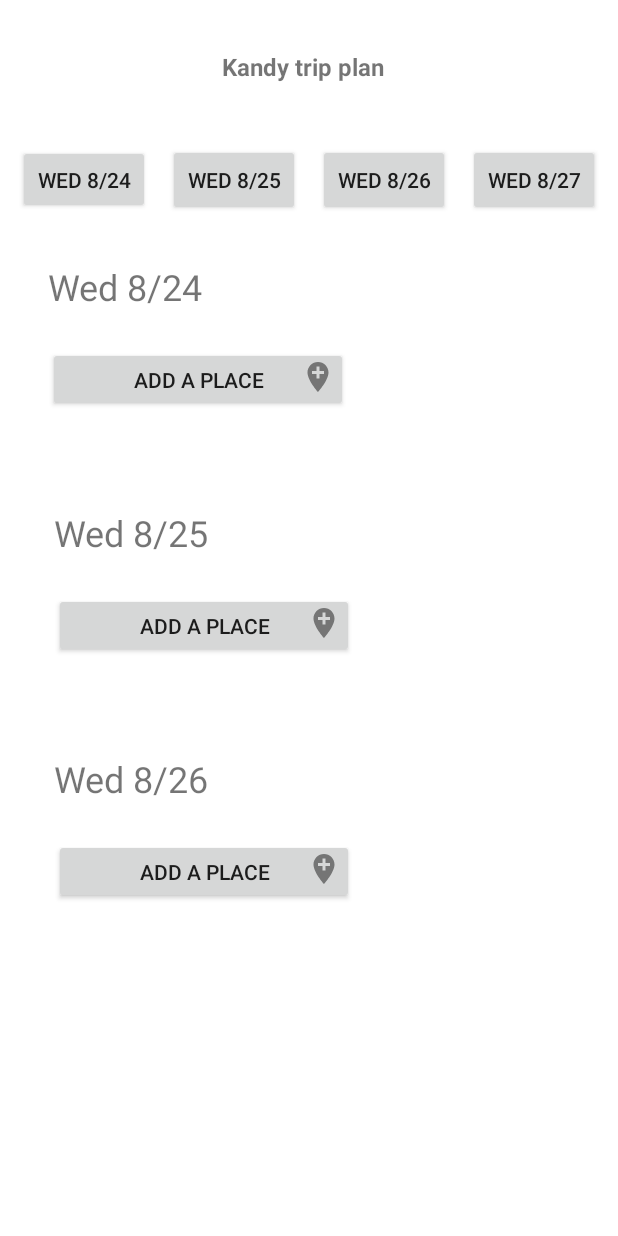
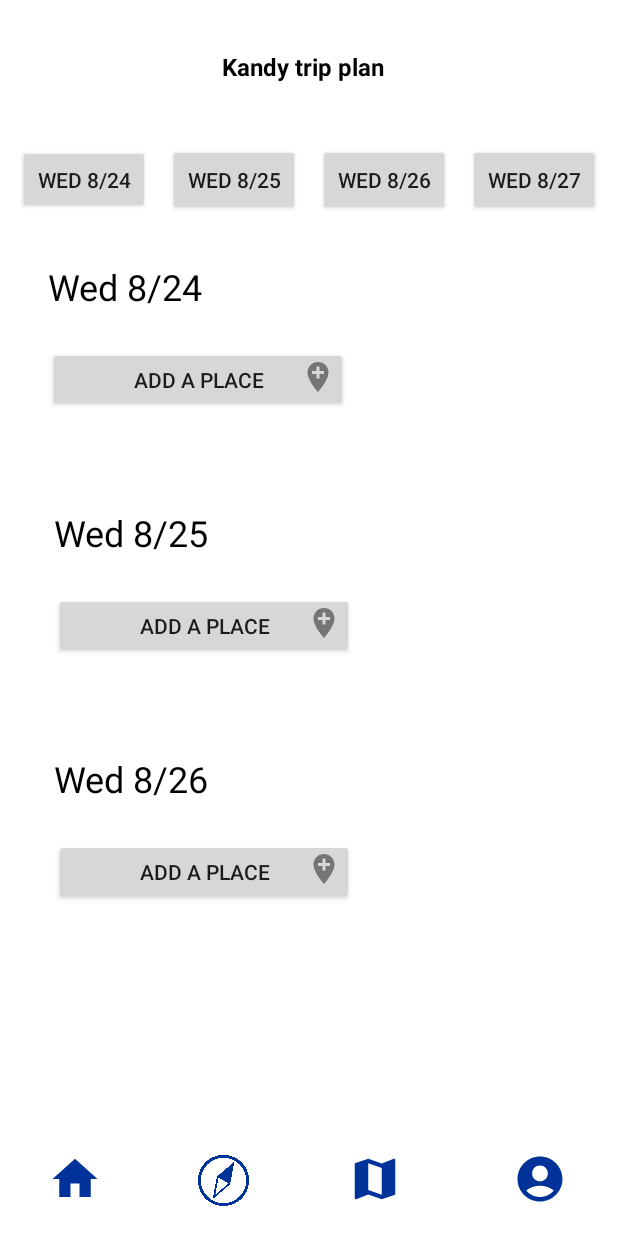
Before and after one commit to TharushiNavodya2000/MAD-Project_OUTLIERS, an Android app: the layout itinerary.xml on its own in the app's theme, with its tools: preview values and no code run, on a phone screen of 412 x 824 dp. Run offline under Robolectric (Android 15) with nearby library versions, the phone set to English and light mode, and no system bars.

Commit message:
Itinerary edited

```diff
--- a/app/src/main/java/com/example/project/CreateItinerary.java
+++ b/app/src/main/java/com/example/project/CreateItinerary.java
@@ -11,4 +11,5 @@ public class CreateItinerary extends AppCompatActivity {
     }
 
 
+
 }
--- a/app/src/main/res/layout/itinerary.xml
+++ b/app/src/main/res/layout/itinerary.xml
@@ -22,6 +22,7 @@
         android:layout_height="wrap_content"
         android:layout_marginEnd="156dp"
         android:text="Kandy trip plan"
+        android:textColor="@color/black"
         android:textSize="16sp"
         android:textStyle="bold"
         app:layout_constraintBottom_toTopOf="@+id/button5"
@@ -140,6 +141,7 @@
         android:layout_marginStart="32dp"
         android:layout_marginTop="32dp"
         android:text="Wed 8/24"
+        android:textColor="#000000"
         android:textSize="24sp"
         app:layout_constraintStart_toStartOf="parent"
         app:layout_constraintTop_toBottomOf="@+id/button" />
@@ -151,6 +153,7 @@
         android:layout_marginStart="36dp"
         android:layout_marginTop="64dp"
         android:text="Wed 8/26"
+        android:textColor="@color/black"
         android:textSize="24sp"
         app:layout_constraintStart_toStartOf="parent"
         app:layout_constraintTop_toBottomOf="@+id/AddPlace2" />
@@ -162,8 +165,57 @@
         android:layout_marginStart="36dp"
         android:layout_marginTop="64dp"
         android:text="Wed 8/25"
+        android:textColor="@color/black"
         android:textSize="24sp"
         app:layout_constraintStart_toStartOf="parent"
         app:layout_constraintTop_toBottomOf="@+id/AddPlace1" />
 
+    <ImageView
+        android:id="@+id/menuBarItinerary"
+        android:layout_width="36dp"
+        android:layout_height="36dp"
+        android:layout_marginStart="66dp"
+        android:layout_marginBottom="20dp"
+        app:tint="#003399"
+        app:layout_constraintBottom_toBottomOf="parent"
+        app:layout_constraintStart_toEndOf="@+id/menuBarGuide"
+        app:srcCompat="@drawable/itinerary_icon" />
+
+    <ImageView
+        android:id="@+id/menuBarProfile"
+        android:layout_width="36dp"
+        android:layout_height="36dp"
+        android:layout_marginStart="64dp"
+        android:layout_marginBottom="20dp"
+        app:tint="#003399"
+        app:layout_constraintBottom_toBottomOf="parent"
+        app:layout_constraintEnd_toEndOf="parent"
+        app:layout_constraintHorizontal_bias="0.222"
+        app:layout_constraintStart_toEndOf="@+id/menuBarItinerary"
+        app:srcCompat="@drawable/user_icon" />
+
+    <ImageView
+        android:id="@+id/menuBarGuide"
+        android:layout_width="34dp"
+        android:layout_height="34dp"
+        android:layout_marginStart="64dp"
+        android:layout_marginBottom="20dp"
+        android:background="#00888484"
+        app:layout_constraintBottom_toBottomOf="parent"
+        app:layout_constraintStart_toEndOf="@+id/menuBarHome"
+        app:srcCompat="@drawable/compass"
+        app:tint="#003399" />
+
+    <ImageView
+        android:id="@+id/menuBarHome"
+        android:layout_width="36dp"
+        android:layout_height="36dp"
+        android:layout_marginStart="32dp"
+        android:layout_marginBottom="20dp"
+        app:tint="#003399"
+        app:layout_constraintBottom_toBottomOf="parent"
+        app:layout_constraintStart_toStartOf="parent"
+        app:srcCompat="@drawable/ic_baseline_home_24" />
+
+
 </androidx.constraintlayout.widget.ConstraintLayout>
```
Also changed, not shown: app/src/main/res/layout/create_itinerary.xml (+46 -0 lines).
